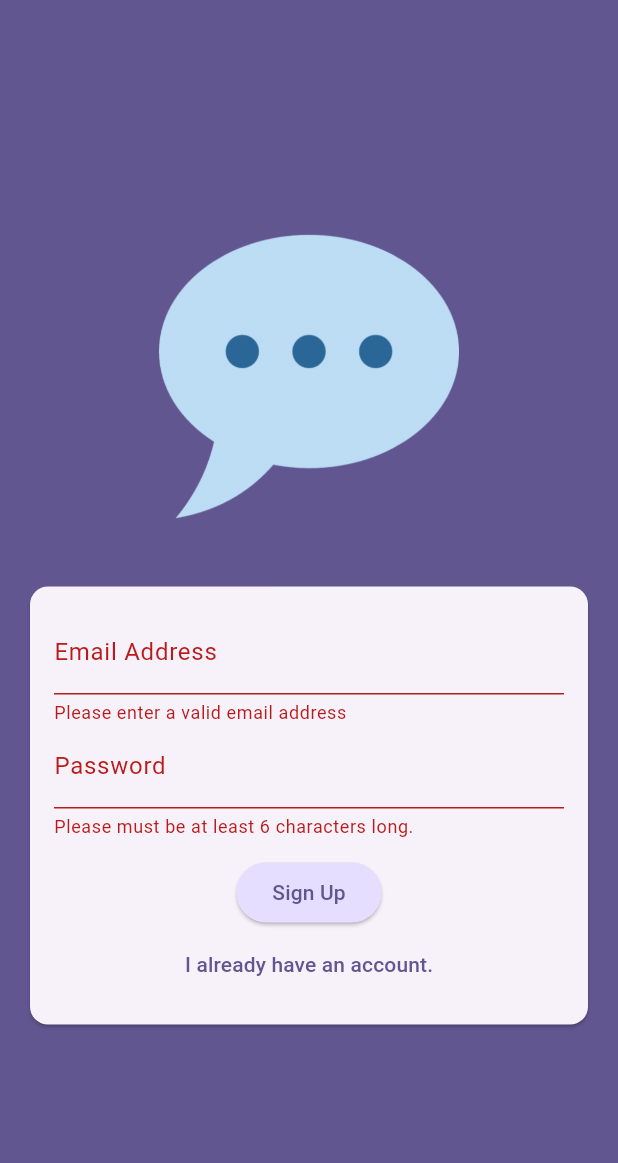
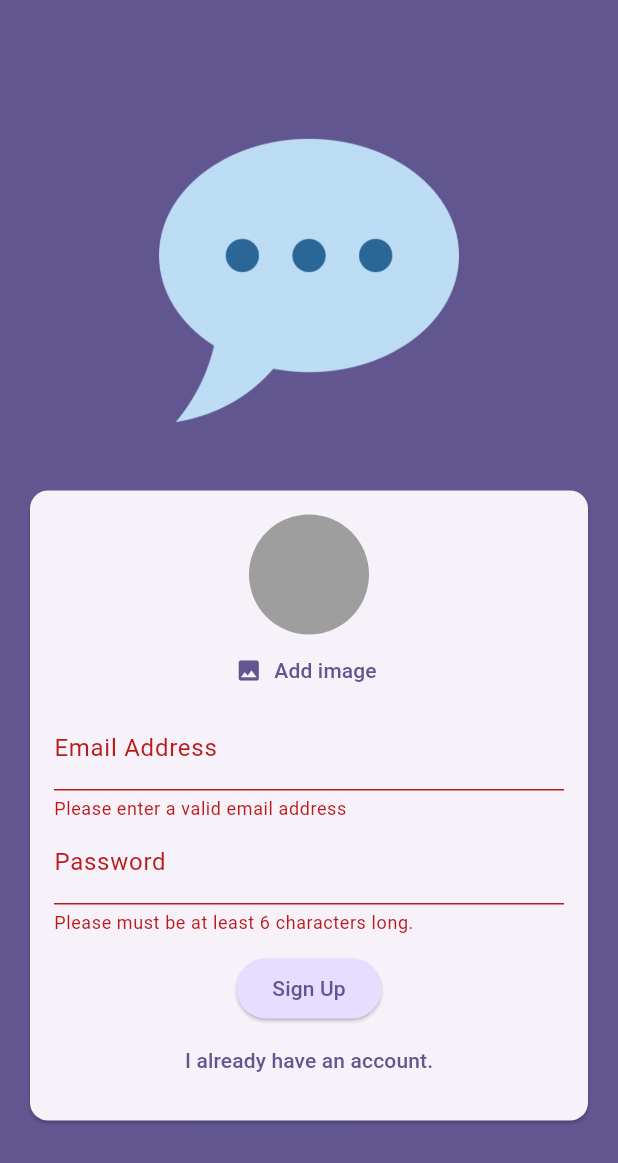
Before and after one commit to sawsanjamal/chat-app, a Flutter app: the screen it shows after launch, after a tap on "Login In", after a tap on "Create an account", on a phone screen of 412 x 824 dp. Shown: the top 1163 px of the screen. Run offline on Flutter 3.47's test engine with Material 3 defaults, Android fonts, the phone set to English and light mode, and no system bars; our stand-ins replace cloud_firestore, firebase_auth, firebase_core, firebase_storage, image_picker; accounts and stored records are empty.

Commit message:
add uploading image functionality, store data in firebase

```diff
--- a/lib/screens/auth.dart
+++ b/lib/screens/auth.dart
@@ -1,3 +1,8 @@
+import 'dart:io';
+
+import 'package:chat_app/widgets/user_image_picker.dart';
+import 'package:cloud_firestore/cloud_firestore.dart';
+import 'package:firebase_storage/firebase_storage.dart';
 import 'package:flutter/material.dart';
 import 'package:firebase_auth/firebase_auth.dart';
 
@@ -15,21 +20,40 @@ class _AuthScreenState extends State<AuthScreen> {
   var _isLogin = true;
   var _enteredEmail = '';
   var _enteredPassword = '';
+  var _isAuthenticating = false;
+
+  File? _selectedImage;
 
   void _submit() async {
     final isValid = _form.currentState!.validate();
-    if (!isValid) {
+    if (!isValid || !_isLogin && _selectedImage == null) {
       return;
     }
-
     _form.currentState!.save();
     try {
+      setState(() {
+        _isAuthenticating = true;
+      });
       if (_isLogin) {
         final userCredentials = await _firebase.signInWithEmailAndPassword(
             email: _enteredEmail, password: _enteredPassword);
       } else {
         final userCredentials = await _firebase.createUserWithEmailAndPassword(
             email: _enteredEmail, password: _enteredPassword);
+        final storageRef = FirebaseStorage.instance
+            .ref()
+            .child("user_images")
+            .child("${userCredentials.user!.uid}.jpg");
+        await storageRef.putFile(_selectedImage!);
+        final imageUrl = await storageRef.getDownloadURL();
+        await FirebaseFirestore.instance
+            .collection('users')
+            .doc(userCredentials.user!.uid)
+            .set({
+          'username': 'to be done...',
+          'email': _enteredEmail,
+          "image_url": imageUrl,
+        });
       }
     } on FirebaseAuthException catch (error) {
       if (error.code == 'email-already-in-use') {}
@@ -71,6 +95,12 @@ class _AuthScreenState extends State<AuthScreen> {
                       child: Column(
                         mainAxisSize: MainAxisSize.min,
                         children: [
+                          if (!_isLogin)
+                            UserImagePicker(
+                              onPickImage: (pickedImage) {
+                                _selectedImage = pickedImage;
+                              },
+                            ),
                           TextFormField(
                             decoration: const InputDecoration(
                                 labelText: 'Email Address'),
@@ -104,6 +134,9 @@ class _AuthScreenState extends State<AuthScreen> {
                             },
                           ),
                           const SizedBox(height: 12),
+                          if (_isAuthenticating)
+                            const CircularProgressIndicator(),
+                          if (!_isAuthenticating)
                             ElevatedButton(
                               onPressed: _submit,
                               style: ElevatedButton.styleFrom(
@@ -112,6 +145,7 @@ class _AuthScreenState extends State<AuthScreen> {
                                       .primaryContainer),
                               child: Text(_isLogin ? 'Login In' : 'Sign Up'),
                             ),
+                          if (!_isAuthenticating)
                             TextButton(
                               onPressed: () {
                                 setState(() {
--- /dev/null
+++ b/lib/widgets/user_image_picker.dart
@@ -0,0 +1,54 @@
+import 'dart:io';
+
+import 'package:flutter/material.dart';
+import 'package:image_picker/image_picker.dart';
+
+class UserImagePicker extends StatefulWidget {
+  const UserImagePicker({super.key, required this.onPickImage});
+
+  final void Function(File pickedImage) onPickImage;
+
+  @override
+  State<UserImagePicker> createState() => _UserImagePickerState();
+}
+
+class _UserImagePickerState extends State<UserImagePicker> {
+  File? _pickedImageFile;
+  void _pickImage() async {
+    final pickedImage = await ImagePicker().pickImage(
+      source: ImageSource.gallery,
+      imageQuality: 50,
+      maxWidth: 150,
+    );
+
+    if (pickedImage == null) {
+      return;
+    }
+    setState(() {
+      _pickedImageFile = File(pickedImage.path);
+    });
+    widget.onPickImage(_pickedImageFile!);
+  }
+
+  @override
+  Widget build(BuildContext context) {
+    return Column(
+      children: [
+        CircleAvatar(
+          radius: 40,
+          backgroundColor: Colors.grey,
+          foregroundImage:
+              _pickedImageFile != null ? FileImage(_pickedImageFile!) : null,
+        ),
+        TextButton.icon(
+          onPressed: _pickImage,
+          icon: const Icon(Icons.image),
+          label: Text(
+            "Add image",
+            style: TextStyle(color: Theme.of(context).colorScheme.primary),
+          ),
+        ),
+      ],
+    );
+  }
+}
--- a/pubspec.yaml
+++ b/pubspec.yaml
@@ -36,6 +36,9 @@ dependencies:
   cupertino_icons: ^1.0.6
   firebase_core: ^2.30.0
   firebase_auth: ^4.19.2
+  firebase_storage: ^11.7.2
+  image_picker: ^1.1.0
+  cloud_firestore: ^4.17.0
 
 dev_dependencies:
   flutter_test:
```
Also changed, not shown: pubspec.lock, 7 other files. Lines whose indentation alone changed are shown as unchanged.
